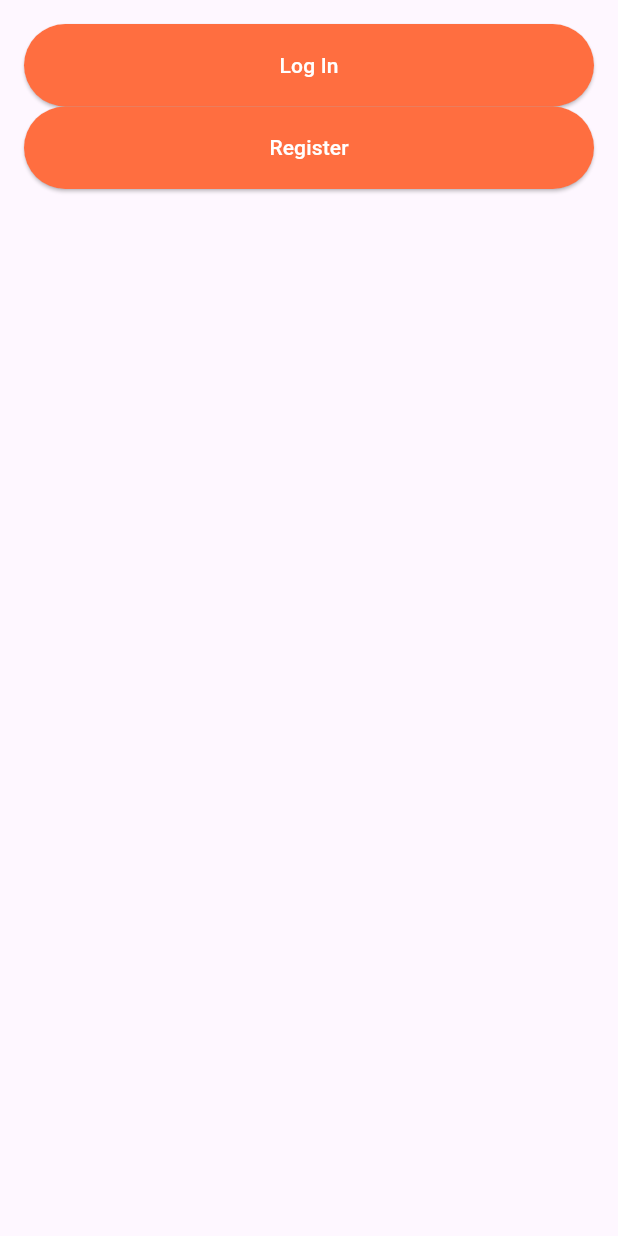
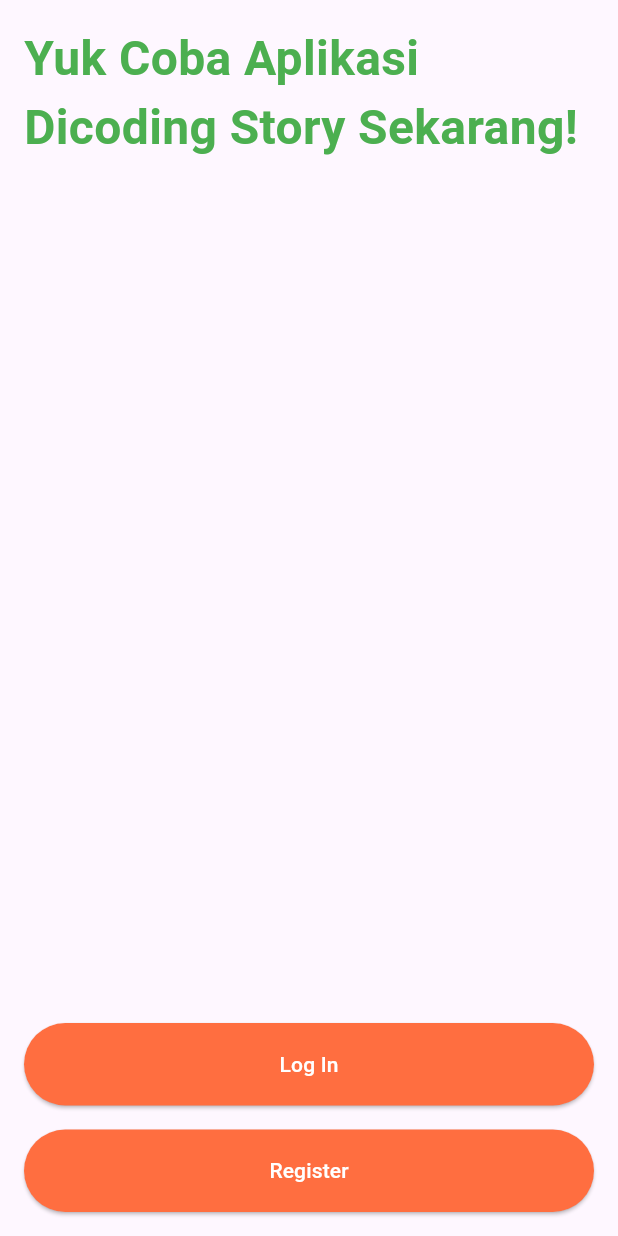
Before and after one commit to Bintaaaa/story_flutter_intermediate, a Flutter app: the screen it shows after launch, on a phone screen of 412 x 824 dp. Run offline on Flutter 3.47's test engine with Material 3 defaults, Android fonts, the phone set to English and light mode, and no system bars; our stand-ins replace dartz, dio, equatable, flutter_bloc, get_it, go_router and 3 more; missing offline and left inert: app_settings.

Commit message:
fix to submit

```diff
--- a/features/authentication_feature/lib/screen/optional_authentication_screen.dart
+++ b/features/authentication_feature/lib/screen/optional_authentication_screen.dart
@@ -15,8 +15,17 @@
           margin: const EdgeInsets.all(
             16.0,
           ),
-          child: ListView(
+          child: Column(
             children: [
+              const Text(
+                "Yuk Coba Aplikasi Dicoding Story Sekarang!",
+                style: TextStyle(
+                  color: Colors.green,
+                  fontWeight: FontWeight.bold,
+                  fontSize: 32.0,
+                ),
+              ),
+              const Spacer(),
               ButtonFilledComponent(
                 onPressed: () {
                   context.pushNamed(
@@ -24,6 +33,9 @@
                   );
                 },
                 title: AppLocalizations.of(context)!.buttonLogin,
+              ),
+              const SizedBox.square(
+                dimension: 16.0,
               ),
               ButtonFilledComponent(
                 onPressed: () {
```
Also changed, not shown: features/onboarding_feature/lib/screen/splash_screen.dart (+8 -5 lines).
